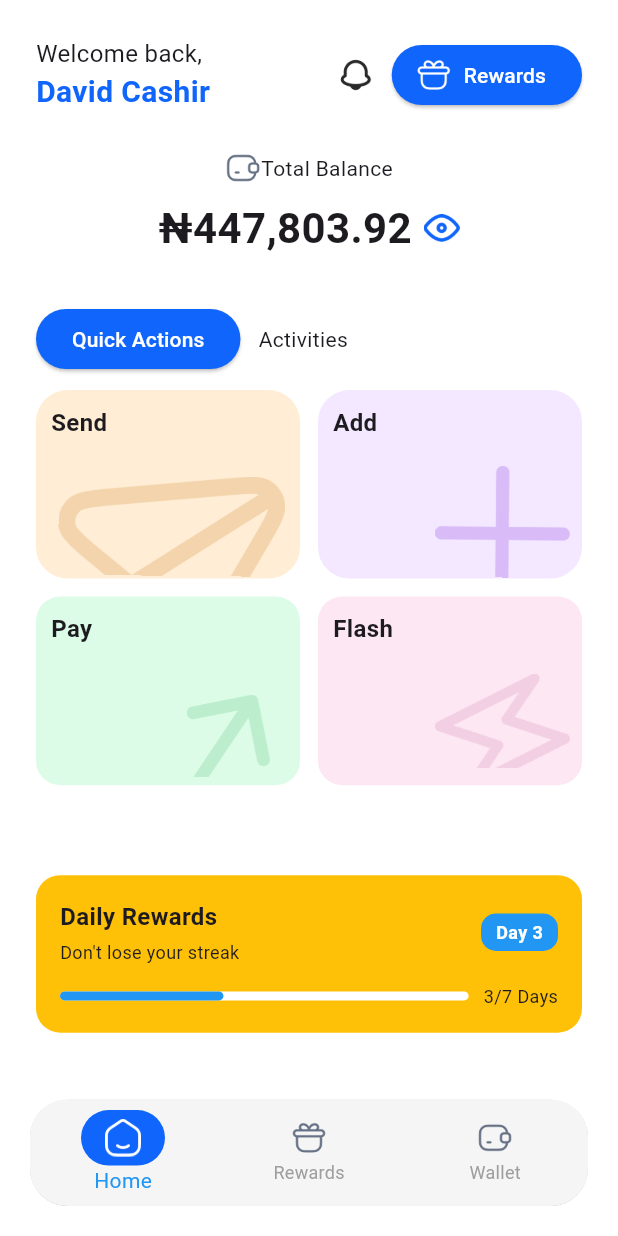
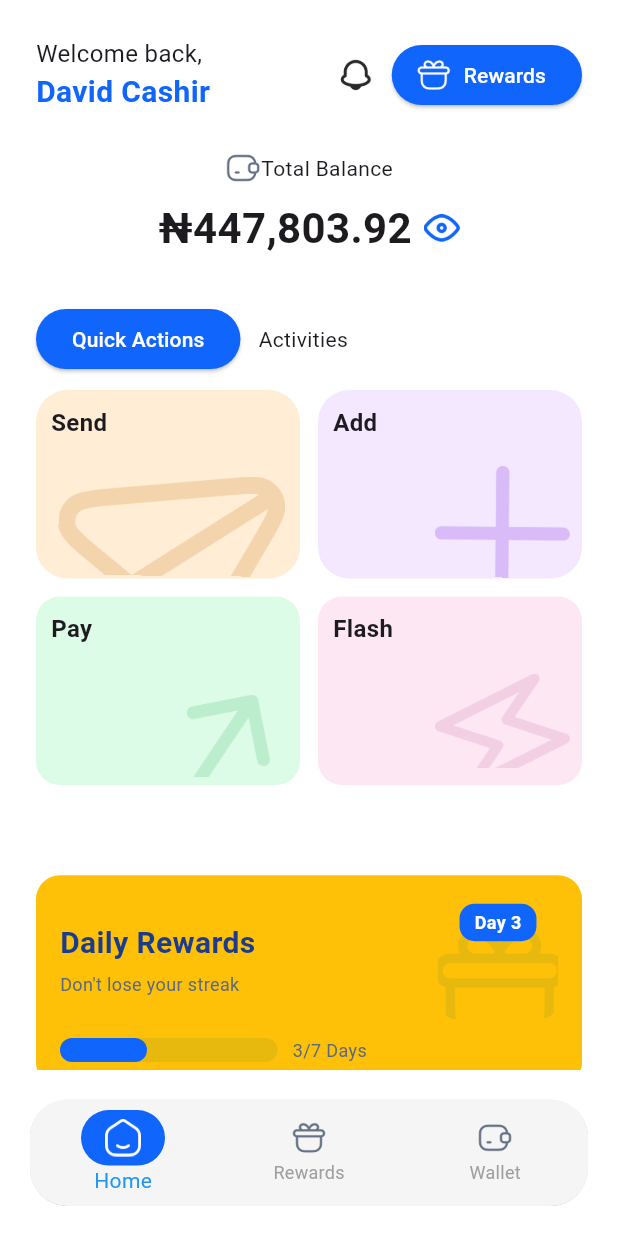
Before and after one commit to Okorukpong1/Flutter-Project, a Flutter app: the HomePage screen opened by its route, on a phone screen of 412 x 824 dp. Run offline on Flutter 3.47's test engine with Material 3 defaults, Android fonts, the phone set to English and light mode, and no system bars.

Commit message:
last commi I hope

```diff
--- a/lib/pages/home_page.dart
+++ b/lib/pages/home_page.dart
@@ -1,3 +1,5 @@
+import 'dart:ui';
+
 import 'package:flutter/material.dart';
 
 class HomePage extends StatelessWidget {
@@ -14,7 +16,6 @@ class HomePage extends StatelessWidget {
             child: Column(
               crossAxisAlignment: CrossAxisAlignment.start,
               children: [
-                // Header
                 Row(
                   mainAxisAlignment: MainAxisAlignment.spaceBetween,
                   children: [
@@ -62,7 +63,6 @@ class HomePage extends StatelessWidget {
                 ),
                 const SizedBox(height: 24),
 
-                // Total Balance
                 Column(
                   mainAxisAlignment: MainAxisAlignment.center,
                   children: [
@@ -102,7 +102,6 @@ class HomePage extends StatelessWidget {
                 ),
                 const SizedBox(height: 30),
 
-                // Quick Actions
                 Row(
                   children: [
                     ElevatedButton(
@@ -152,10 +151,10 @@ class HomePage extends StatelessWidget {
                             right: 10,
                             bottom: 0,
                             child: Transform.rotate(
-                              angle: 0.01, // different angle per box
+                              angle: 0.01,
                               child: Image.asset(
-                                'lib/Images/send-line-skew.png', // replace with your image path
-                                width: 50, // different size per box
+                                'lib/Images/send-line-skew.png',
+                                width: 50,
                                 height: 70,
                                 fit: BoxFit.contain,
                               ),
@@ -190,10 +189,10 @@ class HomePage extends StatelessWidget {
                             right: 8,
                             bottom: 0,
                             child: Transform.rotate(
-                              angle: 0.01, // different angle per box
+                              angle: 0.01,
                               child: Image.asset(
-                                'lib/Images/add.png', // replace with your image path
-                                width: 90, // different size per box
+                                'lib/Images/add.png',
+                                width: 90,
                                 height: 70,
                                 fit: BoxFit.contain,
                               ),
@@ -228,10 +227,10 @@ class HomePage extends StatelessWidget {
                             right: 20,
                             bottom: 0,
                             child: Transform.rotate(
-                              angle: 0.001, // different angle per box
+                              angle: 0.001,
                               child: Image.asset(
-                                'lib/Images/arrow-up-right.png', // replace with your image path
-                                width: 70, // different size per box
+                                'lib/Images/arrow-up-right.png',
+                                width: 70,
                                 height: 70,
                                 fit: BoxFit.contain,
                               ),
@@ -267,10 +266,10 @@ class HomePage extends StatelessWidget {
                             right: 8,
                             bottom: 0,
                             child: Transform.rotate(
-                              angle: 0.001, // different angle per box
+                              angle: 0.001,
                               child: Image.asset(
-                                'lib/Images/flash.png', // replace with your image path
-                                width: 90, // different size per box
+                                'lib/Images/flash.png',
+                                width: 90,
                                 height: 70,
                                 fit: BoxFit.contain,
                               ),
@@ -283,53 +282,78 @@ class HomePage extends StatelessWidget {
                 ),
                 const SizedBox(height: 40),
 
-                // Daily Rewards
                 Column(
                   children: [
                     SizedBox(height: 20),
 
-                    // Daily Rewards Section
                     Container(
                       padding: const EdgeInsets.all(16),
                       decoration: BoxDecoration(
-                        color: const Color(0xFFFFC107), // yellow background
+                        color: const Color(0xFFFFC107),
                         borderRadius: BorderRadius.circular(16),
                       ),
                       child: Column(
                         crossAxisAlignment: CrossAxisAlignment.start,
                         children: [
-                          // Top Row
                           Row(
                             mainAxisAlignment: MainAxisAlignment.spaceBetween,
                             children: [
-                              // Texts
                               Column(
+                                mainAxisAlignment: MainAxisAlignment.start,
                                 crossAxisAlignment: CrossAxisAlignment.start,
                                 children: const [
                                   Text(
                                     "Daily Rewards",
                                     style: TextStyle(
-                                      fontSize: 16,
+                                      color: Color(0xFF1A3B8E),
+                                      fontSize: 20,
                                       fontWeight: FontWeight.bold,
                                     ),
                                   ),
                                   SizedBox(height: 4),
                                   Text(
                                     "Don't lose your streak",
-                                    style: TextStyle(fontSize: 12),
+                                    style: TextStyle(
+                                      color: Color(0xFF5C6881),
+                                      fontSize: 12,
+                                    ),
                                   ),
                                 ],
                               ),
 
-                              // Day Badge
                               Container(
+                                width: 80,
+                                height: 80,
+                                clipBehavior: Clip.hardEdge,
+                                decoration: BoxDecoration(
+                                  color: Colors.transparent,
+                                  borderRadius: BorderRadius.circular(12),
+                                ),
+                                child: Stack(
+                                  alignment: Alignment.center,
+                                  children: [
+                                    Positioned(
+                                      top: 20,
+                                      width: 86,
+                                      child: Image.asset(
+                                        'lib/Images/gift (1).png',
+                                        fit: BoxFit.fill,
+                                        color: Color(0xFFE7B90E),
+                                      ),
+                                    ),
+
+                                    Positioned(
+                                      top: 3,
+                                      child: Container(
                                         padding: const EdgeInsets.symmetric(
                                           horizontal: 10,
                                           vertical: 4,
                                         ),
                                         decoration: BoxDecoration(
-                                  color: Colors.blue,
-                                  borderRadius: BorderRadius.circular(10),
+                                          color: Color(0xFF1065FC),
+                                          borderRadius: BorderRadius.circular(
+                                            10,
+                                          ),
                                         ),
                                         child: const Text(
                                           "Day 3",
@@ -340,40 +364,45 @@ class HomePage extends StatelessWidget {
                                           ),
                                         ),
                                       ),
+                                    ),
+                                  ],
+                                ),
+                              ),
                             ],
                           ),
 
                           const SizedBox(height: 12),
 
-                          // Progress Section
                           Row(
                             children: [
-                              // Progress Bar
-                              Expanded(
+                              SizedBox(
                                 child: Container(
-                                  height: 6,
+                                  height: 16,
+                                  width: 145,
                                   decoration: BoxDecoration(
-                                    color: Colors.white,
+                                    color: Color(0xFFE7B90E),
                                     borderRadius: BorderRadius.circular(10),
                                   ),
                                   child: FractionallySizedBox(
                                     alignment: Alignment.centerLeft,
-                                    widthFactor: 0.4, // progress amount
+                                    widthFactor: 0.4,
                                     child: Container(
                                       decoration: BoxDecoration(
-                                        color: Colors.blue,
+                                        color: Color(0xFF1065FC),
                                         borderRadius: BorderRadius.circular(10),
                                       ),
                                     ),
                                   ),
                                 ),
                               ),
-
                               const SizedBox(width: 10),
 
                               const Text(
                                 "3/7 Days",
-                                style: TextStyle(fontSize: 12),
+                                style: TextStyle(
+                                  fontSize: 12,
+                                  color: Color(0xFF5C6881),
+                                ),
                               ),
                             ],
                           ),
@@ -388,11 +417,10 @@ class HomePage extends StatelessWidget {
         ),
       ),
 
-      // Bottom Navigation
       bottomNavigationBar: Padding(
-        padding: const EdgeInsets.all(20.0), // space from screen edges
+        padding: const EdgeInsets.all(20.0),
         child: ClipRRect(
-          borderRadius: BorderRadius.circular(25), // rounded corners
+          borderRadius: BorderRadius.circular(25),
           child: Container(
             decoration: BoxDecoration(
               color: Colors.white,
@@ -400,12 +428,12 @@ class HomePage extends StatelessWidget {
                 BoxShadow(
                   color: Colors.black26,
                   blurRadius: 8,
-                  offset: Offset(0, 4), // shadow below the bar
+                  offset: Offset(0, 4),
                 ),
               ],
             ),
             child: BottomNavigationBar(
-              currentIndex: 0, // make sure to set the current selected tab
+              currentIndex: 0,
               selectedItemColor: Colors.blue,
               unselectedItemColor: Colors.grey.shade500,
               backgroundColor: Colors.grey.shade100,
--- a/pubspec.yaml
+++ b/pubspec.yaml
@@ -67,6 +67,7 @@ flutter:
       - lib/Images/bell-rounded.png
       - lib/Images/eye.png
       - lib/Images/gift.png
+      - lib/Images/gift (1).png
       - lib/Images/home-happy.png
       - lib/Images/Icon.png
       - lib/Images/wallet-simple.png
```
Also changed, not shown: lib/Images/gift (1).png (added). Lines whose indentation alone changed are shown as unchanged.
